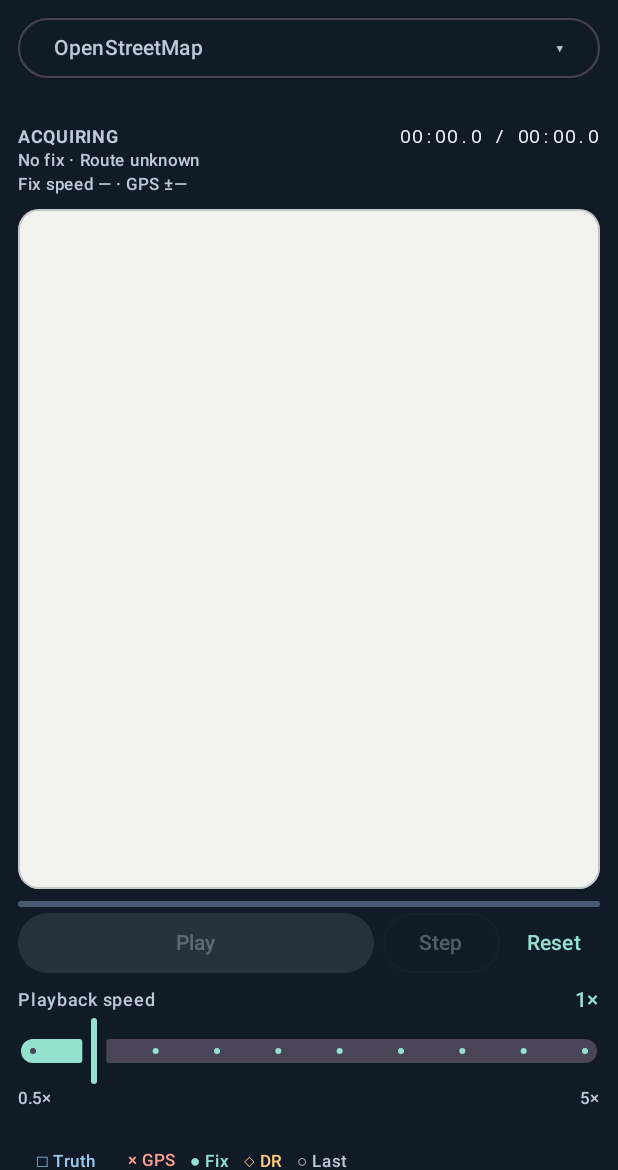
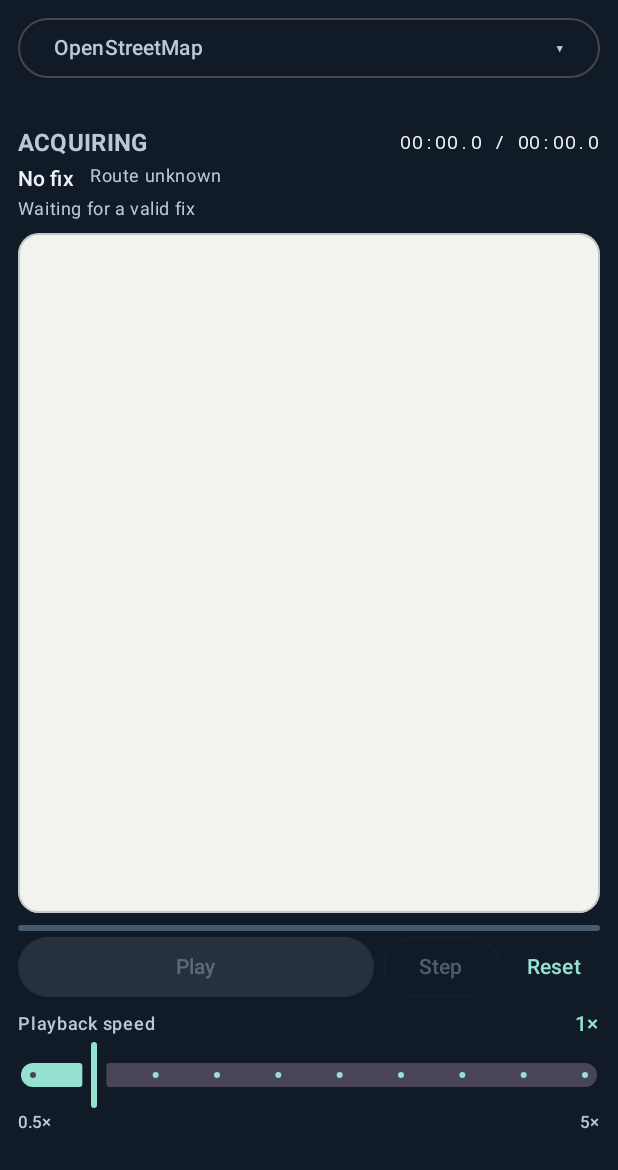
Before and after one commit to CodingBot000/AndroidLocaltionRecovery, an Android app built with Jetpack Compose: the screen it shows after launch (MainActivity), on a phone screen of 412 x 824 dp, the part 66-1236 px from its top. Run offline under Robolectric (Android 15) with nearby library versions, the phone set to English and light mode, and no system bars; network calls fail; 6 statements that could not run were skipped.

Commit message:
Present independent tracking states with session-backed fix and DR diagnostics

```diff
--- a/core/simulation/src/main/kotlin/lab/recovery/simulation/ReplayController.kt
+++ b/core/simulation/src/main/kotlin/lab/recovery/simulation/ReplayController.kt
@@ -14,6 +14,7 @@ import kotlinx.coroutines.launch
 import kotlinx.coroutines.withContext
 import lab.recovery.location.DecisionEvent
 import lab.recovery.location.TrackingSnapshot
+import lab.recovery.location.TrackingSettings
 
 enum class Playback { LOADING, READY, PLAYING, PAUSED, COMPLETE, ERROR }
 data class ReplayState(
@@ -45,6 +46,7 @@ class ReplayController(
     private val worker: CoroutineDispatcher = Dispatchers.Default,
     private val io: CoroutineDispatcher = Dispatchers.IO,
     clock: ReplayClock = MonotonicReplayClock,
+    val trackingSettings: TrackingSettings = TrackingSettings(),
 ) : AutoCloseable {
     private val scope = CoroutineScope(parentScope.coroutineContext + SupervisorJob(parentScope.coroutineContext[Job]))
     private val timeline = ReplayTimeline(clock)
@@ -152,7 +154,7 @@ class ReplayController(
         if (scenario == null) {
             mutableState.value = state.value.copy(playback = Playback.ERROR, error = result.error)
         } else {
-            cursor = withContext(worker) { ReplaySession(scenario, runId = result.id) }
+            cursor = withContext(worker) { ReplaySession(scenario, trackingSettings, runId = result.id) }
             if (activeId == result.id) {
                 mutableState.value = state.value.copy(selected = scenario.id, playback = Playback.READY, scenario = scenario)
             }
--- /dev/null
+++ b/feature/lab/src/main/kotlin/lab/recovery/feature/DriveHud.kt
@@ -0,0 +1,147 @@
+package lab.recovery.feature
+
+import androidx.annotation.StringRes
+import androidx.compose.foundation.layout.Arrangement
+import androidx.compose.foundation.layout.Column
+import androidx.compose.foundation.layout.FlowRow
+import androidx.compose.foundation.layout.Row
+import androidx.compose.foundation.layout.fillMaxWidth
+import androidx.compose.runtime.Composable
+import androidx.compose.ui.Alignment
+import androidx.compose.ui.Modifier
+import androidx.compose.ui.platform.testTag
+import androidx.compose.ui.res.stringResource
+import androidx.compose.ui.semantics.LiveRegionMode
+import androidx.compose.ui.semantics.contentDescription
+import androidx.compose.ui.semantics.liveRegion
+import androidx.compose.ui.semantics.semantics
+import androidx.compose.ui.text.font.FontFamily
+import androidx.compose.ui.text.font.FontWeight
+import androidx.compose.ui.unit.dp
+import androidx.compose.material3.MaterialTheme
+import androidx.compose.material3.Text
+import lab.recovery.location.LocationObservation
+import lab.recovery.location.PositionSource
+import lab.recovery.location.Reason
+import lab.recovery.location.RouteStatus
+import lab.recovery.location.SignalState
+import lab.recovery.location.TrackingSettings
+import lab.recovery.location.TrackingSnapshot
+
+private const val RECENT_OBSERVATION_MS = 1_200L
+
+internal fun TrackingSnapshot.recentObservation(): LocationObservation? = lastObservation?.takeIf {
+    it.receivedAtMs in 0..nowMs && nowMs - it.receivedAtMs <= RECENT_OBSERVATION_MS
+}
+
+internal data class DriveReadout(
+    val fixAgeMs: Long?,
+    val drRemainingMs: Long?,
+    val recoveryCandidates: Pair<Int, Int>?,
+    val accuracyMeters: Double?,
+    val currentAccuracy: Boolean,
+    val speedMps: Double?,
+)
+
+internal fun TrackingSnapshot.driveReadout(settings: TrackingSettings): DriveReadout {
+    val age = lastAcceptedAtMs?.takeIf { it in 0..nowMs }?.let { nowMs - it }
+    // When estimation is active the anchor is the last accepted measurement.
+    val remaining = age?.takeIf { source == PositionSource.DEAD_RECKONED && it < settings.drMaximumMs }
+        ?.let { settings.drMaximumMs - it }
+    val current = recentObservation()?.takeIf {
+        signal == SignalState.TRACKING && it.measuredAtMs == lastAcceptedAtMs &&
+            lastDecision == Reason.ACCEPTED
+    }
+    return DriveReadout(
+        fixAgeMs = age,
+        drRemainingMs = remaining,
+        recoveryCandidates = if (signal == SignalState.RECOVERING) recoveryCandidates to settings.recoveryCount else null,
+        accuracyMeters = lastObservation?.accuracyMeters?.takeIf { it.isFinite() && it >= 0 },
+        currentAccuracy = current != null,
+        speedMps = current?.speedMps?.takeIf { it.isFinite() && it >= 0 },
+    )
+}
+
+@Composable
+internal fun DriveHud(state: UiState, settings: TrackingSettings, modifier: Modifier) {
+    val snapshot = state.snapshot
+    val readout = snapshot.driveReadout(settings)
+    val statusColor = when (snapshot.signal) {
+        SignalState.TRACKING -> Mint
+        SignalState.LOST -> Coral
+        SignalState.DEGRADED, SignalState.RECOVERING -> Amber
+        SignalState.ACQUIRING -> Muted
+    }
+    Column(modifier.fillMaxWidth(), verticalArrangement = Arrangement.spacedBy(2.dp)) {
+        Row(Modifier.fillMaxWidth(), horizontalArrangement = Arrangement.SpaceBetween,
+            verticalAlignment = Alignment.CenterVertically) {
+            Text(stringResource(snapshot.signal.labelResource()), color = statusColor,
+                style = MaterialTheme.typography.titleMedium, fontWeight = FontWeight.Bold,
+                modifier = Modifier.weight(1f).testTag("signal").semantics { liveRegion = LiveRegionMode.Polite })
+            val progress = "${time(snapshot.nowMs)} / ${time(state.scenario?.durationMs ?: 0L)}"
+            Text(progress, color = Ink, style = MaterialTheme.typography.labelMedium, fontFamily = FontFamily.Monospace,
+                modifier = Modifier.testTag("virtual-time").semantics {
+                    contentDescription = progress + " · " + state.speed.toString().removeSuffix(".0") + "×"
+                })
+        }
+        FlowRow(horizontalArrangement = Arrangement.spacedBy(10.dp)) {
+            val source = stringResource(snapshot.source.labelResource())
+            Text(state.scenario?.map?.id?.let { "$it · $source" } ?: source,
+                color = if (snapshot.source == PositionSource.DEAD_RECKONED) Amber else Ink,
+                style = MaterialTheme.typography.labelLarge, modifier = Modifier.testTag("map-status"))
+            Text(stringResource(snapshot.route.labelResource()),
+                color = if (snapshot.route == RouteStatus.OFF_ROUTE) Coral else Muted,
+                style = MaterialTheme.typography.bodySmall, modifier = Modifier.testTag("route-status"))
+        }
+        val items = buildList {
+            add(readout.fixAgeMs?.let { stringResource(R.string.fix_age, number(it / 1000.0)) }
+                ?: stringResource(R.string.no_valid_fix))
+            readout.recoveryCandidates?.let { (count, target) -> add(stringResource(R.string.recovery_progress, count, target)) }
+            readout.drRemainingMs?.let { add(stringResource(R.string.dr_time_remaining, number(it / 1000.0))) }
+            if (snapshot.source == PositionSource.LAST_KNOWN) {
+                snapshot.drUnavailable?.let { add(stringResource(it.estimationLabel())) }
+            }
+            readout.speedMps?.let { add(stringResource(R.string.accepted_speed, number(it))) }
+            readout.accuracyMeters?.let {
+                add(stringResource(if (readout.currentAccuracy) R.string.current_accuracy else R.string.last_accuracy, number(it)))
+            }
+        }
+        Text(items.joinToString(" · "), color = Muted, style = MaterialTheme.typography.bodySmall,
+            modifier = Modifier.testTag("tracking-detail"))
+    }
+}
+
+@StringRes
+internal fun SignalState.labelResource(): Int = when (this) {
+    SignalState.ACQUIRING -> R.string.signal_acquiring
+    SignalState.TRACKING -> R.string.signal_tracking
+    SignalState.DEGRADED -> R.string.signal_degraded
+    SignalState.LOST -> R.string.signal_lost
+    SignalState.RECOVERING -> R.string.signal_recovering
+}
+
+@StringRes
+internal fun PositionSource.labelResource(): Int = when (this) {
+    PositionSource.NONE -> R.string.position_none
+    PositionSource.OBSERVED -> R.string.position_observed
+    PositionSource.MAP_MATCHED -> R.string.position_matched
+    PositionSource.DEAD_RECKONED -> R.string.position_estimated
+    PositionSource.LAST_KNOWN -> R.string.position_last
+}
+
+@StringRes
+internal fun RouteStatus.labelResource(): Int = when (this) {
+    RouteStatus.UNKNOWN -> R.string.route_unknown
+    RouteStatus.ON_ROUTE -> R.string.route_on
+    RouteStatus.SUSPECTED_OFF_ROUTE -> R.string.route_suspected
+    RouteStatus.OFF_ROUTE -> R.string.route_off
+}
+
+@StringRes
+internal fun Reason.estimationLabel(): Int = when (this) {
+    Reason.DR_LIMIT -> R.string.dr_limit
+    Reason.DR_BRANCH -> R.string.dr_branch
+    Reason.DR_ROUTE_END -> R.string.dr_route_end
+    Reason.DR_NO_ANCHOR -> R.string.dr_no_anchor
+    else -> R.string.dr_unavailable
+}
--- a/feature/lab/src/main/kotlin/lab/recovery/feature/LabViewModel.kt
+++ b/feature/lab/src/main/kotlin/lab/recovery/feature/LabViewModel.kt
@@ -116,6 +116,7 @@ class LabViewModel(
     private val commandError = MutableStateFlow<String?>(null)
     private val controller = ReplayController(viewModelScope, initial.id,
         { id -> load(legacy[id] ?: ScenarioChoice(id, id, 0, "")) }, worker, io, clock)
+    internal val trackingSettings get() = controller.trackingSettings
 
     val state = combine(controller.state, showTruth, commandError, choices) { replay, truth, error, entries ->
         UiState(replay, entries.firstOrNull { it.id == replay.selected } ?: initial, truth, replay.error ?: error, entries)
--- a/feature/lab/src/main/kotlin/lab/recovery/feature/RecoveryLab.kt
+++ b/feature/lab/src/main/kotlin/lab/recovery/feature/RecoveryLab.kt
@@ -40,17 +40,14 @@ import androidx.compose.ui.graphics.Color
 import androidx.compose.ui.platform.testTag
 import androidx.compose.ui.res.stringResource
 import androidx.compose.ui.semantics.LiveRegionMode
-import androidx.compose.ui.semantics.contentDescription
 import androidx.compose.ui.semantics.liveRegion
 import androidx.compose.ui.semantics.semantics
 import androidx.compose.ui.semantics.testTagsAsResourceId
-import androidx.compose.ui.text.font.FontFamily
 import androidx.compose.ui.text.font.FontWeight
 import androidx.compose.ui.unit.dp
 import androidx.compose.ui.text.style.TextOverflow
 import androidx.lifecycle.compose.collectAsStateWithLifecycle
-import lab.recovery.location.PositionSource
-import lab.recovery.location.SignalState
+import lab.recovery.location.TrackingSettings
 
 internal val Background = Color(0xFF111A27)
 internal val Panel = Color(0xFF1B293B)
@@ -73,7 +70,7 @@ fun RecoveryLab(model: LabViewModel, optimizedMap: Boolean = true, onMapReady: (
         Surface(Modifier.fillMaxSize(), color = Background) {
             BoxWithConstraints(Modifier.fillMaxSize().windowInsetsPadding(WindowInsets.safeDrawing),
                 contentAlignment = Alignment.TopCenter) {
-                LabScreen(state, model::send, (maxHeight * 0.55f).coerceAtLeast(230.dp), optimizedMap, onMapReady)
+                LabScreen(state, model::send, model.trackingSettings, (maxHeight * 0.55f).coerceAtLeast(230.dp), optimizedMap, onMapReady)
             }
         }
     }
@@ -81,7 +78,7 @@ fun RecoveryLab(model: LabViewModel, optimizedMap: Boolean = true, onMapReady: (
 
 @OptIn(ExperimentalComposeUiApi::class)
 @Composable
-private fun LabScreen(state: State<UiState>, onIntent: (UiIntent) -> Unit, mapHeight: Dp, optimizedMap: Boolean, onMapReady: (Long) -> Unit) {
+private fun LabScreen(state: State<UiState>, onIntent: (UiIntent) -> Unit, settings: TrackingSettings, mapHeight: Dp, optimizedMap: Boolean, onMapReady: (Long) -> Unit) {
     val selection by remember(state) { derivedStateOf { state.value.selected } }
     val entries by remember(state) { derivedStateOf { state.value.choices } }
     val error by remember(state) { derivedStateOf { state.value.error } }
@@ -128,7 +125,7 @@ private fun LabScreen(state: State<UiState>, onIntent: (UiIntent) -> Unit, mapHe
                 )
             }
         }
-        item { DriveHud(state.value, Modifier.padding(horizontal = 12.dp)) }
+        item { DriveHud(state.value, settings, Modifier.padding(horizontal = 12.dp)) }
         item {
             TrackingMap(state.value, Modifier.padding(horizontal = 12.dp).fillMaxWidth().height(mapHeight),
                 night, optimizedMap, onMapReady)
@@ -177,49 +174,3 @@ private fun LabScreen(state: State<UiState>, onIntent: (UiIntent) -> Unit, mapHe
         item { Spacer(Modifier.height(12.dp)) }
     }
 }
-
-@Composable
-private fun DriveHud(state: UiState, modifier: Modifier) = Column(modifier) {
-    val snapshot = state.snapshot
-    val statusColor = when (snapshot.signal) {
-        SignalState.TRACKING -> Mint
-        SignalState.LOST -> Coral
-        SignalState.DEGRADED, SignalState.RECOVERING -> Amber
-        SignalState.ACQUIRING -> Muted
-    }
-    val source = stringResource(when (snapshot.source) {
-        PositionSource.NONE -> R.string.position_none
-        PositionSource.OBSERVED -> R.string.position_observed
-        PositionSource.MAP_MATCHED -> R.string.position_matched
-        PositionSource.DEAD_RECKONED -> R.string.position_estimated
-        PositionSource.LAST_KNOWN -> R.string.position_last
-    })
-    Row(Modifier.fillMaxWidth(), horizontalArrangement = Arrangement.SpaceBetween, verticalAlignment = Alignment.CenterVertically) {
-        Text(snapshot.signal.name, color = statusColor, style = MaterialTheme.typography.labelMedium,
-            fontWeight = FontWeight.Bold, modifier = Modifier.testTag("signal"))
-        val progress = "${time(snapshot.nowMs)} / ${time(state.scenario?.durationMs ?: 0L)}"
-        Text(progress, color = Ink,
-            style = MaterialTheme.typography.labelMedium, fontFamily = FontFamily.Monospace,
-            modifier = Modifier.testTag("virtual-time").semantics {
-                contentDescription = progress + " · " + state.speed.toString().removeSuffix(".0") + "×"
-            })
-    }
-    val route = androidx.compose.ui.res.stringResource(when (snapshot.route) {
-        lab.recovery.location.RouteStatus.UNKNOWN -> R.string.route_unknown
-        lab.recovery.location.RouteStatus.ON_ROUTE -> R.string.route_on
-        lab.recovery.location.RouteStatus.SUSPECTED_OFF_ROUTE -> R.string.route_suspected
-        lab.recovery.location.RouteStatus.OFF_ROUTE -> R.string.route_off
-    })
-    val receivedAccuracy = snapshot.lastObservation?.accuracyMeters?.takeIf { it.isFinite() && it >= 0 }
-    val speed = snapshot.lastObservation?.takeIf { it.measuredAtMs == snapshot.lastAcceptedAtMs && snapshot.lastDecision == lab.recovery.location.Reason.ACCEPTED }
-        ?.speedMps?.takeIf { it.isFinite() && it >= 0 }
-    val quality = stringResource(R.string.hud_accuracy, receivedAccuracy?.let { "${number(it)} m" } ?: "—")
-    val velocity = stringResource(R.string.hud_speed, speed?.let { "${number(it)} m/s" } ?: "—")
-    val candidates = if (snapshot.recoveryCandidates == 0) "" else
-        " · " + stringResource(R.string.hud_candidates, snapshot.recoveryCandidates)
-    Text("${state.scenario?.map?.id?.plus(" · ").orEmpty()}$source · $route$candidates",
-        color = if (snapshot.route == lab.recovery.location.RouteStatus.OFF_ROUTE) Coral else Muted,
-        style = MaterialTheme.typography.labelSmall, modifier = Modifier.testTag("map-status"))
-    Text("$velocity · $quality" + (snapshot.drUnavailable?.let { " · ${it.name}" } ?: ""),
-        style = MaterialTheme.typography.labelSmall, color = Muted, modifier = Modifier.testTag("tracking-detail"))
-}
--- a/feature/lab/src/main/res/values/recovery_ui.xml
+++ b/feature/lab/src/main/res/values/recovery_ui.xml
@@ -1,4 +1,21 @@
 <?xml version="1.0" encoding="utf-8"?>
 <resources>
     <string name="simulation_mode">SIMULATION</string>
+    <string name="signal_acquiring">ACQUIRING</string>
+    <string name="signal_tracking">TRACKING</string>
+    <string name="signal_degraded">DEGRADED</string>
+    <string name="signal_lost">LOST</string>
+    <string name="signal_recovering">RECOVERING</string>
+    <string name="fix_age">Fix age %1$s s</string>
+    <string name="no_valid_fix">Waiting for a valid fix</string>
+    <string name="recovery_progress">Recovery candidates %1$d/%2$d</string>
+    <string name="dr_time_remaining">Route DR · up to %1$s s left</string>
+    <string name="current_accuracy">Accepted GPS accuracy ±%1$s m</string>
+    <string name="last_accuracy">Last received accuracy ±%1$s m</string>
+    <string name="accepted_speed">Accepted speed %1$s m/s</string>
+    <string name="dr_limit">DR time limit reached</string>
+    <string name="dr_branch">DR stopped at a branch</string>
+    <string name="dr_route_end">DR reached the route end</string>
+    <string name="dr_no_anchor">DR needs a valid route anchor</string>
+    <string name="dr_unavailable">DR unavailable</string>
 </resources>
```
Also changed, not shown: 3 other files.
